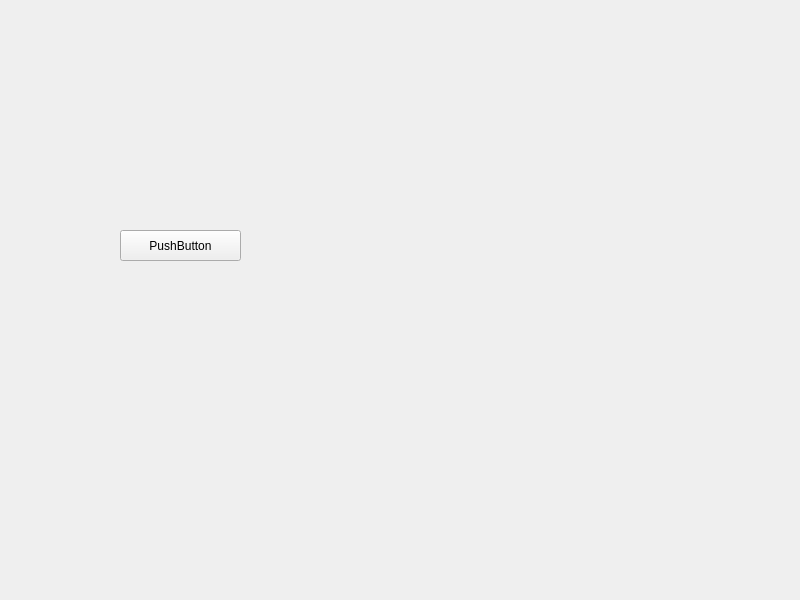
Casdos/Gluttonous-snake, file Snake_1/widget.ui: the form before one commit.
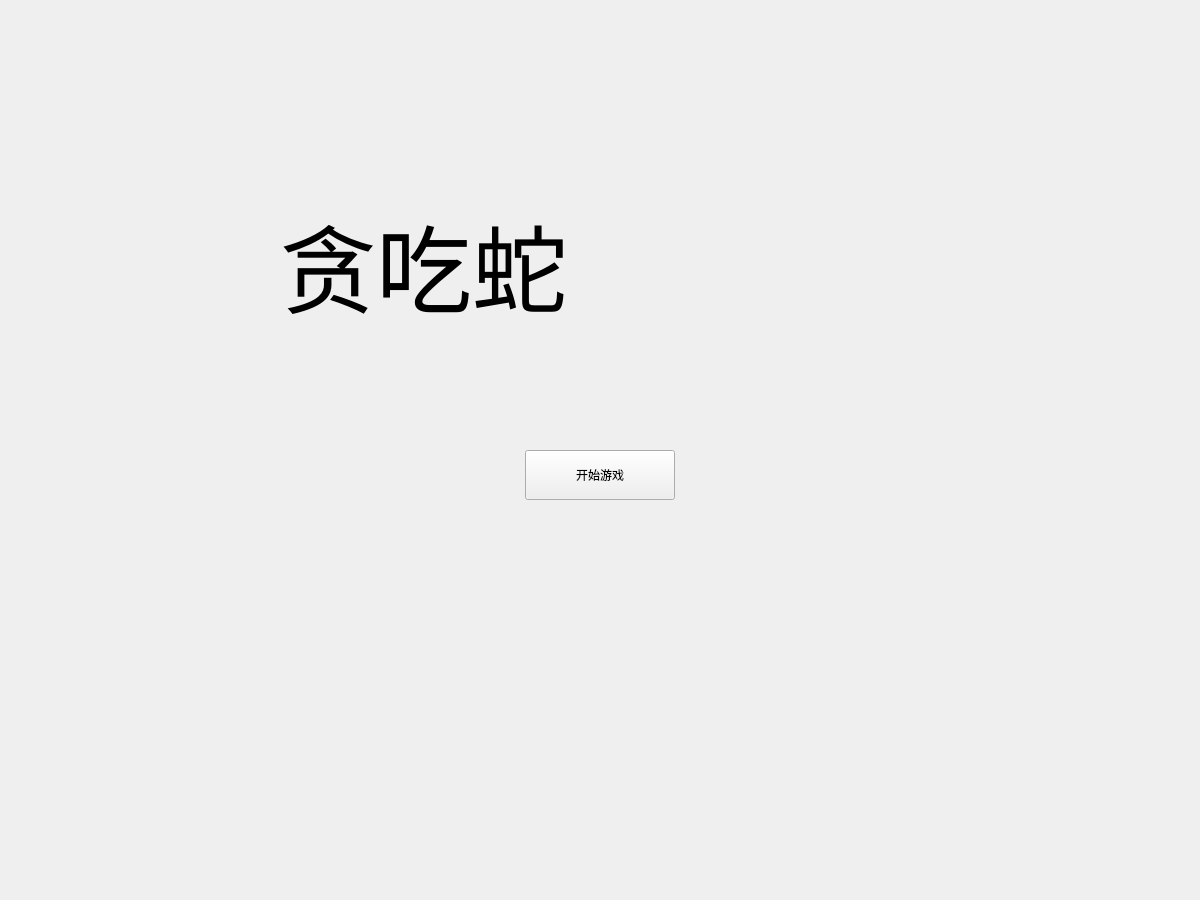
The form after the commit.

```diff
--- a/Snake_1/widget.ui
+++ b/Snake_1/widget.ui
@@ -6,24 +6,55 @@
    <rect>
     <x>0</x>
     <y>0</y>
-    <width>800</width>
-    <height>600</height>
+    <width>1200</width>
+    <height>900</height>
    </rect>
   </property>
+  <property name="minimumSize">
+   <size>
+    <width>1200</width>
+    <height>900</height>
+   </size>
+  </property>
+  <property name="maximumSize">
+   <size>
+    <width>1200</width>
+    <height>900</height>
+   </size>
+  </property>
   <property name="windowTitle">
    <string>Widget</string>
   </property>
   <widget class="QPushButton" name="pushButton">
    <property name="geometry">
     <rect>
-     <x>120</x>
-     <y>230</y>
-     <width>121</width>
-     <height>31</height>
+     <x>525</x>
+     <y>450</y>
+     <width>150</width>
+     <height>50</height>
     </rect>
    </property>
+   <property name="maximumSize">
+    <size>
+     <width>16777213</width>
+     <height>16777215</height>
+    </size>
+   </property>
    <property name="text">
-    <string>PushButton</string>
+    <string>开始游戏</string>
+   </property>
+  </widget>
+  <widget class="QLabel" name="label">
+   <property name="geometry">
+    <rect>
+     <x>280</x>
+     <y>90</y>
+     <width>741</width>
+     <height>351</height>
+    </rect>
+   </property>
+   <property name="text">
+    <string>&lt;html&gt;&lt;head/&gt;&lt;body&gt;&lt;p&gt;&lt;span style=&quot; font-size:72pt;&quot;&gt;贪吃蛇&lt;/span&gt;&lt;/p&gt;&lt;/body&gt;&lt;/html&gt;</string>
    </property>
   </widget>
  </widget>
```
